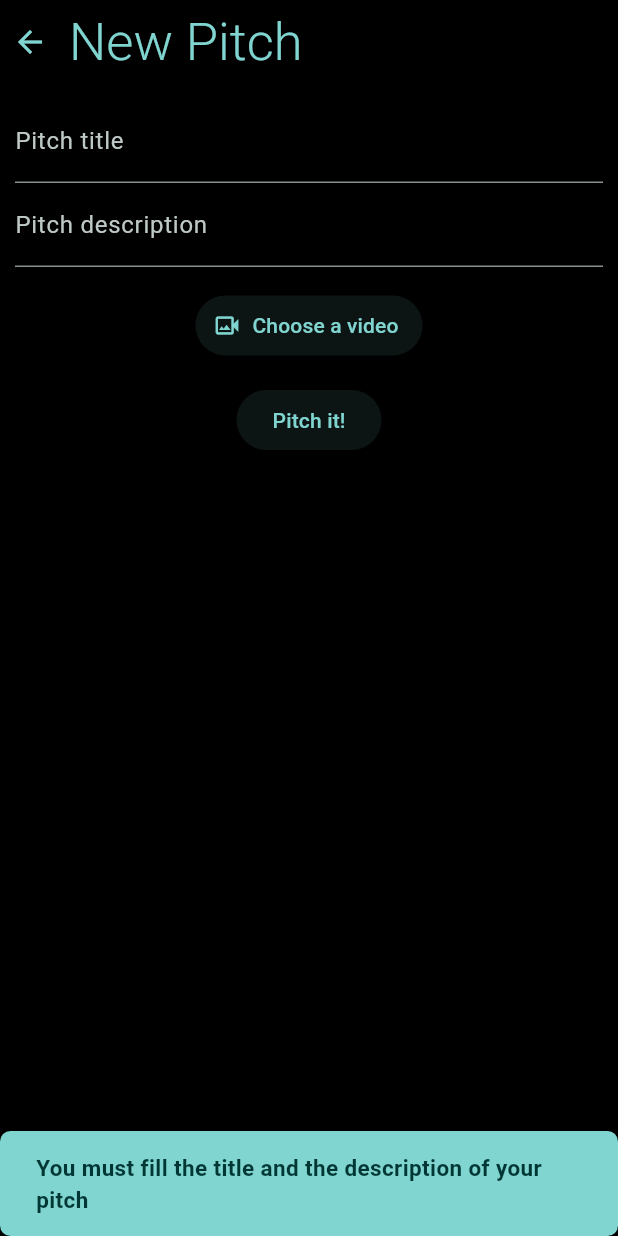
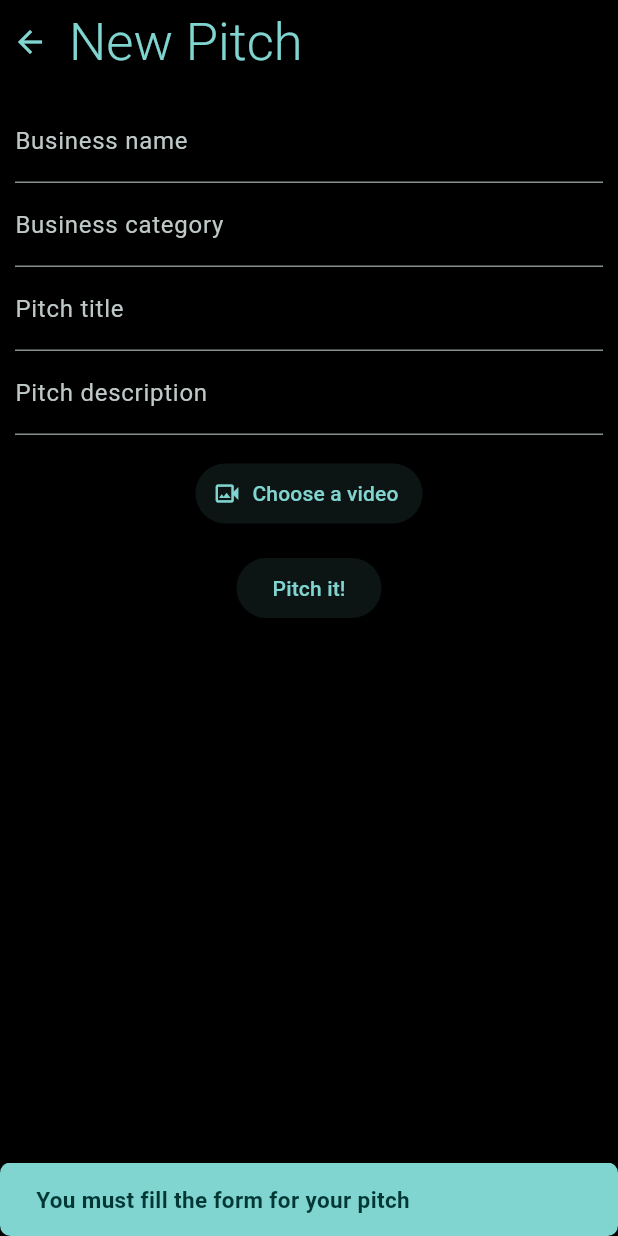
Before and after one commit to Reasondro/pitbowl, a Flutter app: the screen it shows after launch, item 3 of the bottom bar chosen, after a tap on "Pitch it!", on a phone screen of 412 x 824 dp. Run offline on Flutter 3.47's test engine with Material 3 defaults, Android fonts, the phone set to English and light mode, and no system bars; our stand-ins replace firebase_core, firebase_storage, flutter_riverpod, google_fonts, image_picker, video_player; accounts and stored records are empty; network calls fail.

Commit message:
finish fetching data from storage. need to sort stuffs . STILL Beta

```diff
--- a/lib/data/dummy_data.dart
+++ b/lib/data/dummy_data.dart
@@ -8,7 +8,8 @@ final dummyPitches = List.generate(
       title: 'title $i',
       desc: 'desc $i',
       username: 'username $i',
-      date: 'date $i ',
+      category: 'category $i',
+      // date: 'date $i ',
       // videoPitch: videoPitch,
       videoPitchUrl: 'videoPitchUrl $i'),
 );
--- a/lib/model/pitch.dart
+++ b/lib/model/pitch.dart
@@ -10,7 +10,8 @@ class Pitch {
       required this.title,
       required this.desc,
       required this.username,
-      required this.date,
+      required this.category,
+      // required this.date,
       // required this.userProfilePicture,
       // required this.videoPitch,
       required this.videoPitchUrl})
@@ -20,7 +21,8 @@ class Pitch {
   final String title;
   final String desc;
   final String username;
-  final String date;
+  final String category;
+  // final String date;
   // final File userProfilePicture;
   // final File videoPitch;
   final String videoPitchUrl;
--- a/lib/screens/new_pitch_screen.dart
+++ b/lib/screens/new_pitch_screen.dart
@@ -15,6 +15,10 @@ class NewPitchScreen extends ConsumerStatefulWidget {
 }
 
 class _NewPitchScreenState extends ConsumerState<NewPitchScreen> {
+  final TextEditingController _businessNameTextController =
+      TextEditingController();
+  final TextEditingController _businessCategoryTextController =
+      TextEditingController();
   final TextEditingController _pitchTitleTextController =
       TextEditingController();
   final TextEditingController _pitchDescTextController =
@@ -26,61 +30,29 @@ class _NewPitchScreenState extends ConsumerState<NewPitchScreen> {
   void dispose() {
     _pitchTitleTextController.dispose();
     _pitchDescTextController.dispose();
+    _businessNameTextController.dispose();
+    _businessCategoryTextController.dispose();
     // _te
 
     super.dispose();
   }
 
   void _submitPitch() async {
-    final String enteredPitchTitle = _pitchTitleTextController.text;
-    final String enteredPitchDesc = _pitchDescTextController.text;
+    final String enteredBusinessName = _businessNameTextController.text.trim();
+    final String enteredBusinessCategory =
+        _businessCategoryTextController.text.trim();
+    final String enteredPitchTitle = _pitchTitleTextController.text.trim();
+    final String enteredPitchDesc = _pitchDescTextController.text.trim();
 
-    if (enteredPitchTitle.trim().isEmpty && enteredPitchDesc.trim().isEmpty) {
+    if (enteredPitchTitle.isEmpty ||
+        enteredPitchDesc.isEmpty ||
+        enteredBusinessName.isEmpty ||
+        enteredBusinessCategory.isEmpty) {
       ScaffoldMessenger.of(context).clearSnackBars();
       ScaffoldMessenger.of(context).showSnackBar(
         SnackBar(
           content: Text(
-            "You must fill the title and the description of your pitch",
-            style: TextStyle(
-                color: Theme.of(context).colorScheme.onPrimary,
-                fontWeight: FontWeight.bold,
-                fontSize: 15),
-            textAlign: TextAlign.left,
-          ),
-          backgroundColor: Theme.of(context).colorScheme.primary,
-          dismissDirection: DismissDirection.horizontal,
-          shape: const RoundedRectangleBorder(
-            borderRadius: BorderRadius.all(Radius.circular(7)),
-          ),
-        ),
-      );
-      return;
-    } else if (enteredPitchTitle.trim().isEmpty) {
-      ScaffoldMessenger.of(context).clearSnackBars();
-      ScaffoldMessenger.of(context).showSnackBar(
-        SnackBar(
-          content: Text(
-            "You must fill the title of your pitch",
-            style: TextStyle(
-                color: Theme.of(context).colorScheme.onPrimary,
-                fontWeight: FontWeight.bold,
-                fontSize: 15),
-            textAlign: TextAlign.left,
-          ),
-          backgroundColor: Theme.of(context).colorScheme.primary,
-          dismissDirection: DismissDirection.horizontal,
-          shape: const RoundedRectangleBorder(
-            borderRadius: BorderRadius.all(Radius.circular(7)),
-          ),
-        ),
-      );
-      return;
-    } else if (enteredPitchDesc.trim().isEmpty) {
-      ScaffoldMessenger.of(context).clearSnackBars();
-      ScaffoldMessenger.of(context).showSnackBar(
-        SnackBar(
-          content: Text(
-            "You must fill the title of your pitch",
+            "You must fill the form for your pitch",
             style: TextStyle(
                 color: Theme.of(context).colorScheme.onPrimary,
                 fontWeight: FontWeight.bold,
@@ -121,14 +93,21 @@ class _NewPitchScreenState extends ConsumerState<NewPitchScreen> {
     FocusScope.of(context).unfocus();
     _pitchTitleTextController.clear();
     _pitchDescTextController.clear();
+    _businessNameTextController.clear();
+    _businessCategoryTextController.clear();
+
+    //todo impolement below code with user id and stuffs
+    // final Reference storageRefPitch = FirebaseStorage.instance
+    //     .ref()
+    //     .child('user_pitches')
+    //     .child(enteredPitchTitle)
+    //     .child("$enteredPitchTitle Video.mp4");
+    //todo make the user unique id as a child. so all of them in the same folder
 
     final Reference storageRefPitch = FirebaseStorage.instance
         .ref()
-        .child('user_pitches')
-        .child(enteredPitchTitle)
+        .child('user_pitches_dummy')
         .child("$enteredPitchTitle Video.mp4");
-    //todo make the user unique id as a child. so all of them in the same folder
-
     // await storageRefPitch.putString(
     //   enteredPitchDesc,
     //   metadata: SettableMetadata(
@@ -136,7 +115,12 @@ class _NewPitchScreenState extends ConsumerState<NewPitchScreen> {
     // );
     await storageRefPitch.putFile(
       _selectedVideo!,
-      SettableMetadata(customMetadata: {'Pitch description': enteredPitchDesc}),
+      SettableMetadata(customMetadata: {
+        'Business name': enteredBusinessName,
+        'Business category': enteredBusinessCategory,
+        'Pitch title': enteredPitchTitle,
+        'Pitch description': enteredPitchDesc
+      }),
     );
 
     //     final String downloadURL = await storageRefPitch.getDownloadURL();
@@ -171,10 +155,26 @@ class _NewPitchScreenState extends ConsumerState<NewPitchScreen> {
         child: Column(
           children: [
             TextField(
+              controller: _businessNameTextController,
+              decoration: const InputDecoration(
+                labelText: "Business name",
+              ),
+              style: const TextStyle(color: Colors.white),
+            ),
+            TextField(
+              controller: _businessCategoryTextController,
+              decoration: const InputDecoration(
+                labelText: "Business category",
+              ),
+              // maxLength: 20,
+              style: const TextStyle(color: Colors.white),
+            ),
+            TextField(
               controller: _pitchTitleTextController,
               decoration: const InputDecoration(
                 labelText: "Pitch title",
               ),
+              // maxLength: 30,
               style: const TextStyle(color: Colors.white),
             ),
             TextField(
@@ -182,6 +182,7 @@ class _NewPitchScreenState extends ConsumerState<NewPitchScreen> {
               decoration: const InputDecoration(
                 labelText: "Pitch description",
               ),
+              // maxLength: 50,
               style: const TextStyle(color: Colors.white),
             ),
             const SizedBox(
--- a/lib/screens/pitbowl_screen.dart
+++ b/lib/screens/pitbowl_screen.dart
@@ -1,8 +1,11 @@
 import 'package:flutter/material.dart';
 import 'package:pitbowl/main.dart';
 import 'package:flutter_riverpod/flutter_riverpod.dart';
+import 'package:pitbowl/model/pitch.dart';
 import 'package:pitbowl/screens/new_pitch_screen.dart';
 import 'package:pitbowl/widgets/feed_list.dart';
+
+import 'package:firebase_storage/firebase_storage.dart';
 
 class PitbowlScreen extends ConsumerStatefulWidget {
   const PitbowlScreen({super.key});
@@ -17,20 +20,94 @@ class _PitbwolScreenState extends ConsumerState<PitbowlScreen> {
   String activeScreenTitle = "PITBOWL";
   int currentScreenIndex = 0;
 
+  @override
+  void initState() {
+    super.initState();
+    loadFile();
+  }
+
+  List<Pitch> pitches = [];
+
+  Future<void> loadFile() async {
+    setState(() {
+      pitches.clear();
+    });
+    // final firebaseStorageRef = FirebaseStorage.instance
+    //     .ref()
+    //     .child('user_pitches')
+    //     .child('BBL DRIZZY')
+    //     .child('BBL DRIZZY Video.mp4');
+
+    final firebaseStorageRef =
+        FirebaseStorage.instance.ref().child('user_pitches_dummy');
+
+    final listResult = await firebaseStorageRef.listAll();
+    var metadata;
+    var downloadURL;
+    var pitchBusinessName;
+    var businessCategory;
+    var pitchTitle;
+    var pitchDescription;
+
+    Pitch pitch;
+    for (var ref in listResult.items) {
+      // print('Found file: ${ref.name}');
+      downloadURL = await ref.getDownloadURL();
+      metadata = await ref.getMetadata();
+      pitchBusinessName = metadata.customMetadata!['Business name'];
+      businessCategory = metadata.customMetadata!['Business category'];
+      pitchTitle = metadata.customMetadata!['Pitch title'];
+      pitchDescription = metadata.customMetadata!['Pitch description'];
+      print('Download URL: $downloadURL');
+      print('Business name: $pitchBusinessName');
+      print('Business category: $businessCategory');
+      print('Pitch title: $pitchTitle');
+      print('Pitch description: $pitchDescription');
+
+      pitch = Pitch(
+          username: pitchBusinessName,
+          category: businessCategory,
+          title: pitchTitle,
+          desc: pitchDescription,
+          videoPitchUrl: downloadURL);
+
+      setState(() {
+        pitches.add(pitch);
+        //  pitches = pitches.reversed.toList();
+        // pitches = [pitch, ...pitches];
+      });
+    }
+
+    // final downloadURL = await firebaseStorageRef.getDownloadURL();
+
+    // print('Download URL: $downloadURL');
+    // final metadata = await firebaseStorageRef.getMetadata();
+    // final pitchDescription = metadata.customMetadata!['Pitch description'];
+    // print(
+    //     'Pitch description: ${metadata.customMetadata!['Pitch description']}');
+    print('Pitches: $pitches');
+  }
+
   void _postNewPitch() {
     Navigator.push(context,
         MaterialPageRoute(builder: (context) => const NewPitchScreen()));
   }
 
-  Widget content = const FeedList();
-
   void _selectScreen(int index) {
     setState(() {
       currentScreenIndex = index;
     });
+  }
+
+  @override
+  Widget build(BuildContext context) {
+    Widget content = FeedList(pitches: pitches);
+
     if (currentScreenIndex == 0) {
       activeScreenTitle = "PITBOWL";
-      content = const FeedList();
+      content = FeedList(
+        pitches: pitches,
+      );
     } else if (currentScreenIndex == 1) {
       activeScreenTitle = "Market";
       content = Text(
@@ -38,10 +115,6 @@ class _PitbwolScreenState extends ConsumerState<PitbowlScreen> {
         style: TextStyle(
             fontSize: 20, color: pitbowlColorTheme.copyWith().onSurface),
       );
-    } else if (currentScreenIndex == 2) {
-      // WidgetsBinding.instance.addPostFrameCallback((_) {
-      _postNewPitch();
-      // });
     } else if (currentScreenIndex == 3) {
       activeScreenTitle = "Your Portfolio";
       content = Text(
@@ -57,10 +130,7 @@ class _PitbwolScreenState extends ConsumerState<PitbowlScreen> {
             fontSize: 20, color: pitbowlColorTheme.copyWith().onSurface),
       );
     }
-  }
 
-  @override
-  Widget build(BuildContext context) {
     return Scaffold(
       appBar: AppBar(
         title: Text(
@@ -68,15 +138,20 @@ class _PitbwolScreenState extends ConsumerState<PitbowlScreen> {
         ),
         actions: [
           IconButton(
-            onPressed: () {},
+            onPressed: () {
+              loadFile();
+            },
             icon: const Icon(Icons.notifications_none_outlined),
           ),
         ],
       ),
-      body: Center(
+      body: RefreshIndicator(
+        onRefresh: loadFile,
+        child: Center(
           child: Padding(
               padding: const EdgeInsets.symmetric(horizontal: 0, vertical: 5),
               child: content),
+        ),
       ),
       bottomNavigationBar: NavigationBar(
           // indicatorColor: ThemeData().colorScheme.primary,
@@ -105,8 +180,14 @@ class _PitbwolScreenState extends ConsumerState<PitbowlScreen> {
           selectedIndex: currentScreenIndex,
           onDestinationSelected: (index) {
             _selectScreen(index);
-        },
-      ),
+            switch (index) {
+              case 2:
+                _postNewPitch();
+                break;
+              default:
+                break;
+            }
+          }),
     );
   }
 }
--- a/lib/widgets/feed_list.dart
+++ b/lib/widgets/feed_list.dart
@@ -1,16 +1,19 @@
 import 'package:flutter/material.dart';
 import 'package:pitbowl/widgets/feed_item.dart';
+import 'package:pitbowl/model/pitch.dart';
 
 class FeedList extends StatelessWidget {
   //todo required list of pitches from main screen
-  const FeedList({super.key});
+
+  const FeedList({super.key, required this.pitches});
+  final List<Pitch> pitches;
 
   @override
   Widget build(BuildContext context) {
     return ListView.builder(
-      itemCount: 10,
+      itemCount: pitches.length,
       itemBuilder: (context, index) {
-        return const FeedItem();
+        return  FeedItem(pitch: pitches[index],);
       },
     );
   }
--- a/lib/widgets/user_video_input.dart
+++ b/lib/widgets/user_video_input.dart
@@ -124,13 +124,7 @@ class _VideoInputState extends ConsumerState<VideoInput> {
           ));
     }
 
-    return Column(
-      children: [
-        Container(
-            width: double.infinity,
-            alignment: Alignment.center,
-            child: content),
-      ],
-    );
+    return Container(
+        width: double.infinity, alignment: Alignment.center, child: content);
   }
 }
```
Also changed, not shown: lib/widgets/feed_item.dart (+78 -7 lines). Lines whose indentation alone changed are shown as unchanged.
